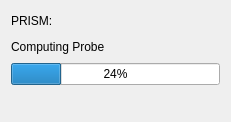
prism-em/prismatic, file Qt/prism_progressbar.ui: the form before one commit.
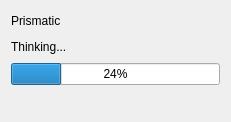
The form after the commit.

```diff
--- a/Qt/prism_progressbar.ui
+++ b/Qt/prism_progressbar.ui
@@ -21,7 +21,7 @@
        <item>
         <widget class="QLabel" name="lbl_Algorithm">
          <property name="text">
-          <string>PRISM:</string>
+          <string>Prismatic</string>
          </property>
         </widget>
        </item>
@@ -30,7 +30,7 @@
      <item>
       <widget class="QLabel" name="lbl_Description">
        <property name="text">
-        <string>Computing Probe</string>
+        <string>Thinking...</string>
        </property>
       </widget>
      </item>
```
